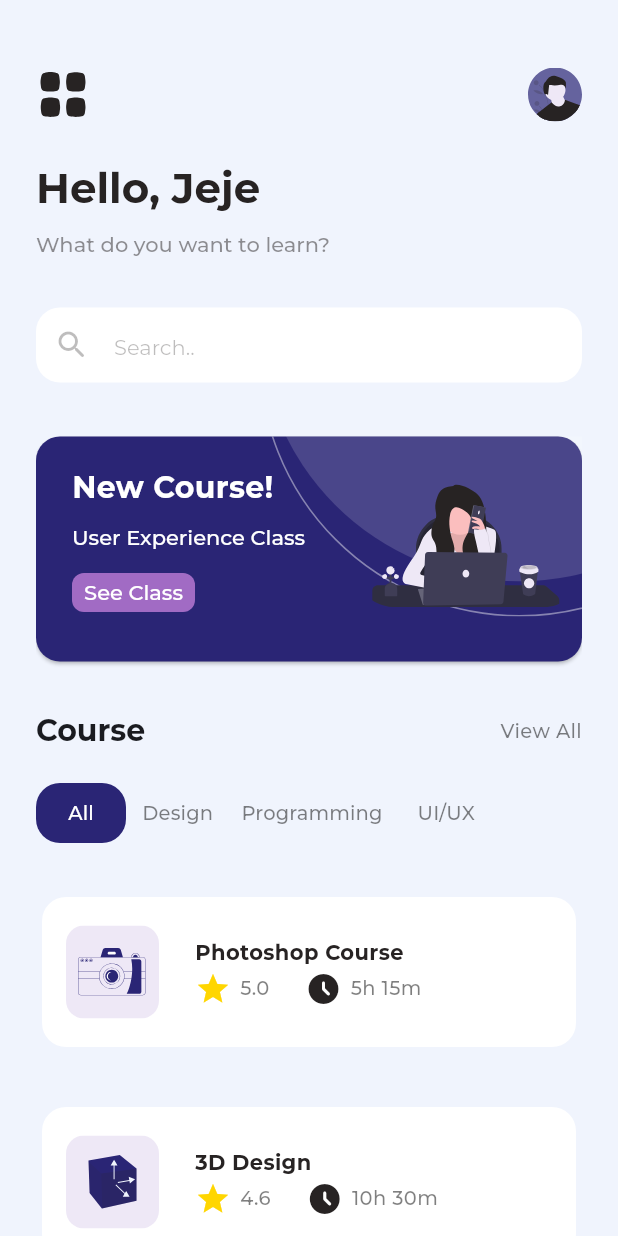
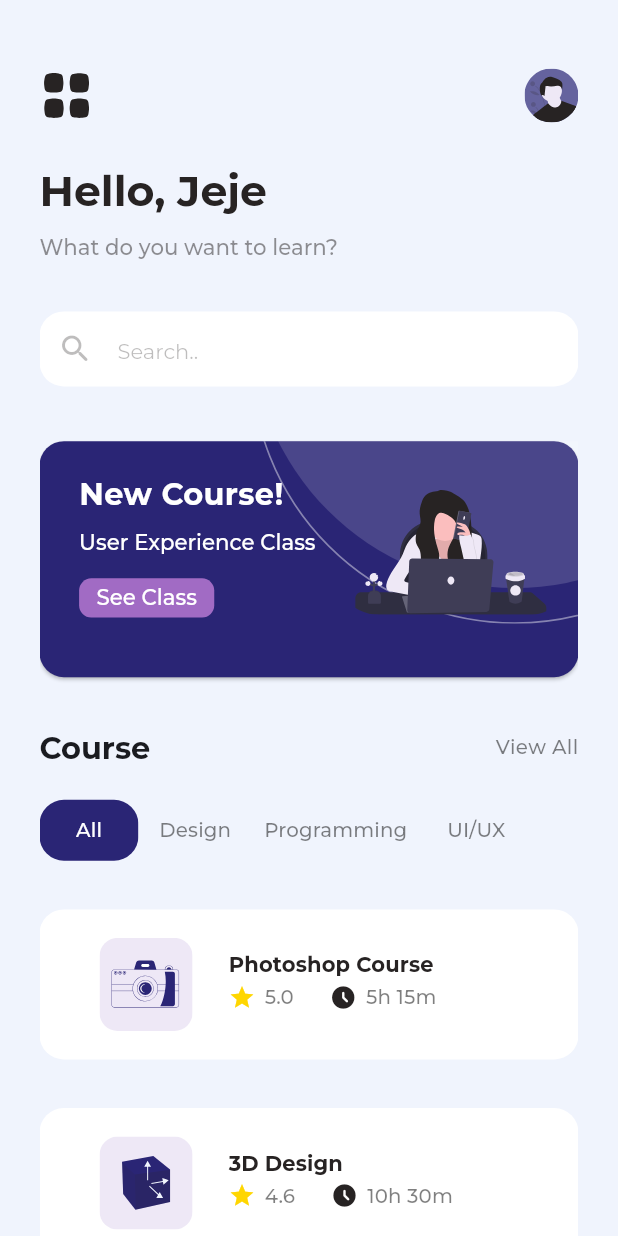
Before and after one commit to roya-zadran/onlinelearningapp, a Flutter app: the HomePage screen opened directly, on a phone screen of 412 x 824 dp. Run offline on Flutter 3.47's test engine with Material 3 defaults, Android fonts, the phone set to English and light mode, and no system bars; our stand-ins replace flutter_screenutil, flutter_svg, google_fonts.

Commit message:
UI update

```diff
--- a/lib/data/constants.dart
+++ b/lib/data/constants.dart
@@ -1,4 +1,5 @@
 import 'package:flutter/material.dart';
+import 'package:flutter_screenutil/flutter_screenutil.dart';
 import 'package:google_fonts/google_fonts.dart';
 
 class AppColors {
@@ -9,83 +10,83 @@ class AppColors {
 }
 
 final TextStyle centerTextStyle = GoogleFonts.montserrat(
-  fontSize: 14,
+  fontSize: 14.sp,
   fontWeight: FontWeight.normal,
   letterSpacing: 0,
-  height: 1.6,
+  height: 1.6.h,
   color: AppColors.whiteColor,
 );
 final TextStyle middleTextStyle = GoogleFonts.montserrat(
   color: Color(0xFFFFFFFF),
-  fontSize: 14,
+  fontSize: 14.sp,
   fontWeight: FontWeight.w500,
   letterSpacing: 0,
 );
 final kWelcomeLabelTextStyle = GoogleFonts.montserrat(
   fontWeight: FontWeight.bold,
-  fontSize: 28,
+  fontSize: 28.sp,
   letterSpacing: 0,
 );
 
 final kGreetingTextStyle = GoogleFonts.montserrat(
   color: Colors.black.withOpacity(0.6),
-  fontSize: 14,
+  fontSize: 14.sp,
   fontWeight: FontWeight.w500,
   letterSpacing: 0,
 );
 final kForgotTextStyle = GoogleFonts.montserrat(
-  fontSize: 14,
+  fontSize: 14.sp,
   fontWeight: FontWeight.w500,
   letterSpacing: 0,
   color: Color(0xFF2A2575),
 );
 final TextStyle studentNameStyle = GoogleFonts.montserrat(
   fontWeight: FontWeight.bold,
-  fontSize: 28,
+  fontSize: 28.sp,
   letterSpacing: 0,
   color: Color(0xFF272323),
 );
 final TextStyle kLabelInCardStyle = GoogleFonts.montserrat(
   fontWeight: FontWeight.bold,
-  fontSize: 20,
+  fontSize: 20.sp,
   color: Colors.white,
 );
 final TextStyle questionIntroStyle = GoogleFonts.montserrat(
   fontWeight: FontWeight.w500,
-  fontSize: 14,
+  fontSize: 14.sp,
   letterSpacing: 0,
   color: Color(0x80272323),
 );
 final TextStyle kSignInTextStyle = GoogleFonts.montserrat(
   fontWeight: FontWeight.bold,
-  fontSize: 14,
+  fontSize: 14.sp,
   letterSpacing: 0,
   color: Color(0xFFFFFFFF),
 );
 final TextStyle kTextSpanStyle1 = GoogleFonts.montserrat(
   fontWeight: FontWeight.bold,
   color: AppColors.whiteColor,
-  fontSize: 64,
+  fontSize: 64.sp,
   letterSpacing: 0,
 );
 final TextStyle kTextSpanStyle2 = GoogleFonts.montserrat(
   fontWeight: FontWeight.bold,
   color: Color(0xFFC983DE),
-  fontSize: 64,
+  fontSize: 64.sp,
   letterSpacing: 0,
 );
 final TextStyle kCourseLabelStyle = GoogleFonts.montserrat(
   fontWeight: FontWeight.bold,
-  fontSize: 20,
+  fontSize: 20.sp,
   letterSpacing: 0,
 );
 
 class miniCardButtonStyle {
   static final TextButtonStyle = TextButton.styleFrom(
-    minimumSize: Size(82, 25),
-    padding: const EdgeInsets.symmetric(horizontal: 6, vertical: 3),
+    minimumSize: Size(82.w, 25.h),
+    padding:  EdgeInsets.symmetric(horizontal: 6.w, vertical: 3.h),
     backgroundColor: Color(0xBFC983DE),
-    shape: RoundedRectangleBorder(borderRadius: BorderRadius.circular(8)),
+    shape: RoundedRectangleBorder(borderRadius: BorderRadius.circular(8.r)),
   );
 }
 
@@ -93,9 +94,9 @@ class AppButtonStyle {
   static final ButtonStyle myButton = TextButton.styleFrom(
     backgroundColor: Color(0xFF2A2575),
     shape: RoundedRectangleBorder(
-      borderRadius: BorderRadiusGeometry.circular(12),
+      borderRadius: BorderRadiusGeometry.circular(12.r),
     ),
-    minimumSize: Size(double.infinity, 60),
+    minimumSize: Size(double.infinity, 60.h),
   );
 }
 
@@ -103,8 +104,8 @@ class ContainerDecoration {
   static BoxDecoration myContainer = BoxDecoration(
     color: Colors.white,
     borderRadius: BorderRadius.only(
-      topLeft: Radius.circular(25),
-      topRight: Radius.circular(25),
+      topLeft: Radius.circular(25.r),
+      topRight: Radius.circular(25.r),
     ),
   );
 }
@@ -112,28 +113,28 @@ class ContainerDecoration {
 class RowButtons {
   static TextStyle kUnabledTextColor = GoogleFonts.montserrat(
     fontWeight: FontWeight.w500,
-    fontSize: 13,
+    fontSize: 13.sp,
     color: Colors.black.withOpacity(0.5),
   );
   static TextStyle kEnabledTextColor = GoogleFonts.montserrat(
     fontWeight: FontWeight.w500,
-    fontSize: 13,
+    fontSize: 13.sp,
     color: Colors.white,
   );
   static ButtonStyle kEnabledButtonStyle = TextButton.styleFrom(
-    padding: EdgeInsets.all(8),
-    minimumSize: Size(60, 20),
+    padding: EdgeInsets.all(8.r),
+    minimumSize: Size(60.w, 20.w),
     backgroundColor: Color(0xFF2A2575),
     shape: RoundedRectangleBorder(
-      borderRadius: BorderRadiusGeometry.circular(16),
+      borderRadius: BorderRadiusGeometry.circular(16.r),
     ),
   );
   static ButtonStyle kUnabledButtonStyle = TextButton.styleFrom(
-    padding: EdgeInsets.all(8),
-    minimumSize: Size(68.9, 25),
+    padding: EdgeInsets.all(8.r),
+    minimumSize: Size(68.9.w, 25.h),
     backgroundColor: Color(0xFFF0F4FD),
     shape: RoundedRectangleBorder(
-      borderRadius: BorderRadiusGeometry.circular(16),
+      borderRadius: BorderRadiusGeometry.circular(16.r),
     ),
   );
 }
--- a/lib/pages/home_page.dart
+++ b/lib/pages/home_page.dart
@@ -1,6 +1,6 @@
 import 'package:flutter/material.dart';
+import 'package:flutter_screenutil/flutter_screenutil.dart';
 import 'package:flutter_svg/flutter_svg.dart';
-import 'package:google_fonts/google_fonts.dart';
 import 'package:onlinelearningapp/data/constants.dart';
 import 'package:onlinelearningapp/widgets/mini_card_widget.dart';
 import 'package:onlinelearningapp/widgets/mini_row_buttons_widgets.dart';
@@ -23,7 +23,7 @@ class _HomePageState extends State<HomePage> {
           child: Scaffold(
             backgroundColor: Color(0xFFF0F4FD),
             body: Padding(
-              padding: const EdgeInsets.fromLTRB(24, 45, 24, 0),
+              padding:EdgeInsets.fromLTRB(24.w, 45.h, 24.w, 0.h),
               child: SingleChildScrollView(
                 child: Column(
                   crossAxisAlignment: CrossAxisAlignment.start,
@@ -35,32 +35,32 @@ class _HomePageState extends State<HomePage> {
                         SvgPicture.asset("assets/images/profileIcon.svg"),
                       ],
                     ),
-                    SizedBox(height: 24),
+                    SizedBox(height: 24.h),
                     Text("Hello, Jeje", style: studentNameStyle),
-                    SizedBox(height: 8),
+                    SizedBox(height: 8.h),
                     Text(
                       "What do you want to learn?",
                       style: questionIntroStyle,
                     ),
-                    SizedBox(height: 32),
+                    SizedBox(height: 32.h),
                     TextFieldWidget(),
-                    SizedBox(height: 36),
+                    SizedBox(height: 36.h),
                     Container(
                       width: double.infinity,
-                      height: 150,
+                      height: 155.h,
                       child: Card(
                         margin: EdgeInsets.zero,
                         shape: RoundedRectangleBorder(
-                          borderRadius: BorderRadius.circular(16),
+                          borderRadius: BorderRadius.circular(16.r),
                         ),
                         color: const Color(0xFF2A2575),
                         child: Stack(
                           children: [
                             Expanded(
                               child: Padding(
-                                padding: const EdgeInsets.symmetric(
-                                  horizontal: 24,
-                                  vertical: 20,
+                                padding: EdgeInsets.symmetric(
+                                  horizontal: 24.w,
+                                  vertical: 20.h,
                                 ),
                                 child: Column(
                                   crossAxisAlignment: CrossAxisAlignment.start,
@@ -69,19 +69,21 @@ class _HomePageState extends State<HomePage> {
                                       "New Course!",
                                       style: kLabelInCardStyle,
                                     ),
-                                    const SizedBox(height: 8),
+                                   SizedBox(height: 8.h),
                                     Text(
                                       "User Experience Class",
                                       style: middleTextStyle,
                                     ),
-                                    const SizedBox(height: 3),
+                                     SizedBox(height: 3.h),
                                     TextButton(
                                       onPressed: () {},
                                       style:
                                           miniCardButtonStyle.TextButtonStyle,
-                                      child: Text(
-                                        "See Class",
-                                        style: middleTextStyle,
+                                      child: Expanded(
+                                        child: Text(
+                                          "See Class",
+                                          style: middleTextStyle,
+                                        ),
                                       ),
                                     ),
                                   ],
@@ -89,20 +91,20 @@ class _HomePageState extends State<HomePage> {
                               ),
                             ),
                             Positioned(
-                              top: 0,
-                              right: 0,
+                              top: 0.h,
+                              right: 0.w,
                               child: Stack(
                                 clipBehavior: Clip.none,
                                 children: [
                                   SvgPicture.asset(
-                                    height: 120,
+                                    height: 120.h,
                                     "assets/images/miniCircle.svg",
                                   ),
                                   Positioned(
-                                    top: 30,
-                                    right: 1,
-                                    width: 152,
-                                    height: 84,
+                                    top: 30.h,
+                                    right: 1.w,
+                                    width: 152.w,
+                                    height: 84.h,
                                     child: SvgPicture.asset(
                                       "assets/images/miniProfile.svg",
                                     ),
@@ -114,7 +116,7 @@ class _HomePageState extends State<HomePage> {
                         ),
                       ),
                     ),
-                    SizedBox(height: 32),
+                    SizedBox(height: 32.h),
                     Row(
                       mainAxisAlignment: MainAxisAlignment.spaceBetween,
                       children: [
@@ -122,9 +124,9 @@ class _HomePageState extends State<HomePage> {
                         Text("View All", style: RowButtons.kUnabledTextColor),
                       ],
                     ),
-                    SizedBox(height: 20),
+                    SizedBox(height: 20.h),
                     SizedBox(
-                      height: 40,
+                      height: 40.h,
                       child: ListView(
                         scrollDirection: Axis.horizontal,
                         children: [
@@ -140,20 +142,28 @@ class _HomePageState extends State<HomePage> {
                         ],
                       ),
                     ),
-                    SizedBox(height: 32),
+                    SizedBox(height: 32.h),
                     miniCardWidget(
                       assetImage: 'assets/images/miniCamera.svg',
                       myTitle: "Photoshop Course",
                       myRate: "5.0",
                       myTime: "5h 15m",
                     ),
-                    SizedBox(height: 32),
+                    SizedBox(height: 32.h),
                     miniCardWidget(
                       assetImage: 'assets/images/pk.svg',
                       myTitle: "3D Design",
                       myRate: "4.6",
                       myTime: "10h 30m",
                     ),
+                    SizedBox(height: 32.h),
+                    miniCardWidget(
+                      assetImage: 'assets/images/pk.svg',
+                      myTitle: "User Experience",
+                      myRate: "5.0",
+                      myTime: "13h 30m",
+                    ),
+                    SizedBox(height: 32.h),
                   ],
                 ),
               ),
--- a/lib/widgets/mini_card_widget.dart
+++ b/lib/widgets/mini_card_widget.dart
@@ -20,11 +20,13 @@ class miniCardWidget extends StatelessWidget {
 
   @override
   Widget build(BuildContext context) {
-    return Card(
+    return ElevatedButton(
+      onPressed: (){},
+      style: ElevatedButton.styleFrom(
+        backgroundColor: Colors.white,
         elevation: 0,
-      color: Colors.white,
-      shape: RoundedRectangleBorder(
-        borderRadius: BorderRadiusGeometry.circular(16),
+
+        shape: RoundedRectangleBorder(borderRadius: BorderRadius.circular(16),)
       ),
       child: Container(
           height: 100,
--- a/pubspec.yaml
+++ b/pubspec.yaml
@@ -36,6 +36,7 @@ dependencies:
   cupertino_icons: ^1.0.8
   google_fonts: ^8.1.0
   flutter_svg: ^2.3.0
+  flutter_screenutil: ^5.9.3
 
 dev_dependencies:
   flutter_test:
```
Also changed, not shown: lib/main.dart (+11 -1 lines), lib/pages/course_page.dart (added, +18 -0 lines), pubspec.lock. Lines whose indentation alone changed are shown as unchanged.
